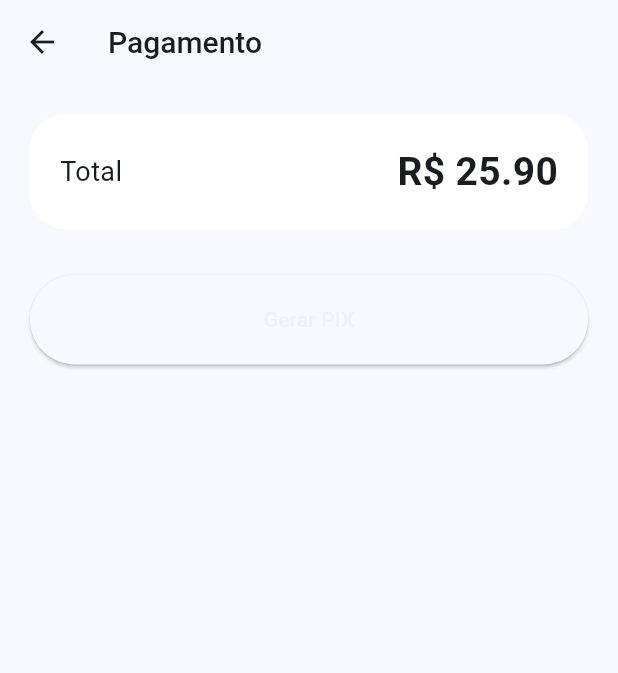
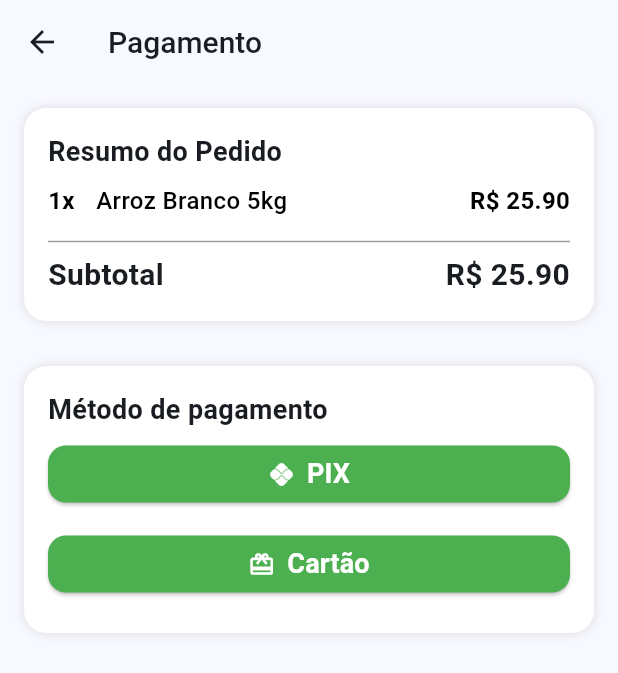
Before and after one commit to delafor/Mercado_zap, a Flutter app: the screen it shows after launch, scrolled down 458 dp, after a tap on "Comprar", on a phone screen of 412 x 824 dp. Shown: the top 673 px of the screen. Run offline on Flutter 3.47's test engine with Material 3 defaults, Android fonts, the phone set to English and light mode, and no system bars; our stand-ins replace firebase_core, hive, hive_flutter, pretty_qr_code, supabase_flutter; accounts and stored records are empty.

Commit message:
feat - ajuester nas paginas e implementação de logica de checkout com carinho e compra

```diff
--- a/mercado_zap/lib/Payments/checkout_payment_page.dart
+++ b/mercado_zap/lib/Payments/checkout_payment_page.dart
@@ -1,4 +1,8 @@
 import 'package:flutter/material.dart';
+import 'package:mercado_zap/models/cart_item.dart';
+import 'package:mercado_zap/providers/cart_provider.dart';
+import 'package:mercado_zap/providers/product_provider.dart';
+import 'package:mercado_zap/widgets/choose_payment.dart';
 import 'package:provider/provider.dart';
 
 import '../providers/payment_provider.dart';
@@ -6,75 +10,144 @@
 
 class CheckoutPaymentPage extends StatelessWidget {
   final double total;
+  final List<CartItem>? produtos;
 
-  const CheckoutPaymentPage({
-    super.key,
-    required this.total,
-  });
+  const CheckoutPaymentPage({super.key, this.produtos, required this.total});
 
   @override
   Widget build(BuildContext context) {
-    final provider = context.watch<PaymentProvider>();
-
+    final cartProvider = context.watch<CartProvider>();
+    final paymentProvider = context.watch<PaymentProvider>();
+    final itens = produtos ?? cartProvider.itens;
+    print(cartProvider.itens.length);
     return Scaffold(
-      appBar: AppBar(
-        title: const Text('Pagamento'),
-      ),
+      appBar: AppBar(title: const Text('Pagamento')),
       body: Padding(
-        padding: const EdgeInsets.all(20),
+        padding: const EdgeInsets.all(16),
         child: Column(
           children: [
+            // CONTAINER DOS PRODUTOS
             Container(
-              padding: const EdgeInsets.all(20),
+              padding: const EdgeInsets.all(16),
+
+              constraints: const BoxConstraints(maxHeight: 200),
+
               decoration: BoxDecoration(
                 color: Colors.white,
-                borderRadius: BorderRadius.circular(24),
+                borderRadius: BorderRadius.circular(15),
+                boxShadow: [BoxShadow(color: Colors.black12, blurRadius: 5)],
               ),
-              child: Row(
-                mainAxisAlignment:
-                    MainAxisAlignment.spaceBetween,
+
+              child: SingleChildScrollView(
+                child:
+                    itens.isEmpty
+                        ? const Center(
+                          child: Text(
+                            'Carrinho vazio',
+                            style: TextStyle(color: Colors.black, fontSize: 18),
+                          ),
+                        )
+                        : Column(
+                          crossAxisAlignment: CrossAxisAlignment.start,
                           children: [
                             const Text(
-                    'Total',
-                    style: TextStyle(fontSize: 18),
+                              "Resumo do Pedido",
+                              style: TextStyle(
+                                fontSize: 18,
+                                fontWeight: FontWeight.bold,
                               ),
+                            ),
+                            ...itens.map((produto) {
+                              return InfoRow(
+                                quantidade: "${produto.quantity}x",
+                                text: " ${produto.name}",
+                                valor:
+                                    "R\$ ${(produto.price * produto.quantity).toStringAsFixed(2)}",
+                              );
+                            }).toList(),
+                            Divider(thickness: 1, color: Colors.grey),
+
+                            Row(
+                              children: [
+                                Expanded(
+                                  child: Text(
+                                    "Subtotal",
+                                    style: TextStyle(
+                                      fontSize: 20,
+                                      fontWeight: FontWeight.bold,
+                                    ),
+                                  ),
+                                ),
+
                                 Text(
-                    'R\$ ${total.toStringAsFixed(2)}',
-                    style: const TextStyle(
-                      fontSize: 26,
+                                  " R\$ ${total.toStringAsFixed(2)}",
+                                  style: TextStyle(
+                                    fontSize: 20,
                                     fontWeight: FontWeight.bold,
                                   ),
                                 ),
                               ],
                             ),
+                          ],
+                        ),
+              ),
             ),
 
             const SizedBox(height: 30),
 
-            SizedBox(
-              width: double.infinity,
-              height: 60,
-              child: ElevatedButton(
-                onPressed: provider.loading
-                    ? null
-                    : () async {
-                        await provider.createPayment(
-                          amount: total,
-                        );
+            // CONTAINER PAGAMENTO
+            Container(
+              padding: const EdgeInsets.all(16),
+
+              decoration: BoxDecoration(
+                color: Colors.white,
+                borderRadius: BorderRadius.circular(15),
+                boxShadow: [BoxShadow(color: Colors.black12, blurRadius: 5)],
+              ),
+
+              child: Column(
+                crossAxisAlignment: CrossAxisAlignment.start,
+
+                children: [
+                  Text(
+                    'Método de pagamento',
+                    style: const TextStyle(
+                      fontSize: 18,
+                      fontWeight: FontWeight.bold,
+                    ),
+                  ),
+
+                  const SizedBox(height: 10),
+
+                  ChoosePayment(
+                    text: "PIX",
+                    icon: Icons.pix,
+                    cor: Colors.green,
+
+                    onPressed: () async {
+                      await paymentProvider.createPayment(amount: total);
 
                       if (!context.mounted) return;
 
                       Navigator.push(
                         context,
                         MaterialPageRoute(
-                            builder: (_) =>
-                                const PixPaymentPage(),
+                          builder: (_) => const PixPaymentPage(),
                         ),
                       );
                     },
-                child: provider.loading
-                    ? const CircularProgressIndicator()
-                    : const Text('Gerar PIX'),
+                  ),
+
+                  const SizedBox(height: 10),
+
+                  ChoosePayment(
+                    text: "Cartão",
+                    icon: Icons.card_giftcard,
+                    cor: Colors.green,
+
+                    onPressed: () async {},
+                  ),
+                ],
               ),
             ),
           ],
@@ -83,3 +156,66 @@
     );
   }
 }
+
+class InfoRow extends StatelessWidget {
+  final String text;
+  final String quantidade;
+  final String valor;
+
+  const InfoRow({
+    super.key,
+    required this.quantidade,
+    required this.text,
+    required this.valor,
+  });
+
+  @override
+  Widget build(BuildContext context) {
+    return Padding(
+      padding: const EdgeInsets.symmetric(vertical: 8),
+
+      child: Row(
+        mainAxisAlignment: MainAxisAlignment.spaceBetween,
+
+        children: [
+          Expanded(
+            child: Row(
+              children: [
+                Text(
+                  quantidade,
+
+                  style: const TextStyle(
+                    fontSize: 16,
+                    fontWeight: FontWeight.w600,
+                    color: Colors.black,
+                  ),
+                ),
+                SizedBox(width: 10),
+                Text(
+                  text,
+
+                  style: const TextStyle(
+                    fontSize: 16,
+                    fontWeight: FontWeight.w500,
+                    color: Colors.black,
+                  ),
+                ),
+              ],
+            ),
+          ),
+
+          // TITULO
+          Text(
+            valor,
+
+            style: const TextStyle(
+              fontSize: 16,
+              fontWeight: FontWeight.w600,
+              color: Colors.black,
+            ),
+          ),
+        ],
+      ),
+    );
+  }
+}
--- a/mercado_zap/lib/main.dart
+++ b/mercado_zap/lib/main.dart
@@ -22,9 +22,11 @@
   await Hive.openBox('appBox');
 
   await Hive.openBox<Address>('addresses');
-  await Hive.box('appBox').clear(); // ← limpa TUDO do appBox
+  // await Hive.box('appBox').clear(); // ← limpa TUDO do appBox
   await SeedDatabase.seed();
+  final cartProvider = CartProvider();
 
+  await cartProvider.carregarCarrinho();
   runApp(
     MultiProvider(
       providers: [
--- a/mercado_zap/lib/pages/cart_page.dart
+++ b/mercado_zap/lib/pages/cart_page.dart
@@ -1,5 +1,6 @@
 import 'package:flutter/material.dart';
 import 'package:flutter/widgets.dart';
+import 'package:mercado_zap/Payments/checkout_payment_page.dart';
 import 'package:mercado_zap/providers/cart_provider.dart';
 import 'package:provider/provider.dart';
 
@@ -29,16 +30,30 @@
                   // busca o item da posição atual da lista
                   final item = cart.itens[index];
 
-                return ListTile(
+                  return Card(
+                    margin: const EdgeInsets.symmetric(
+                      horizontal: 12,
+                      vertical: 6,
+
                       // exibe o nome do produto
-                  title: Text(item.name),
+                    ),
 
-                  // exibe a quantidade atual desse item no carrinho
-                  subtitle: Text('Qtd: ${item.quantity}'),
-
-                  // multiplica preço × quantidade para mostrar o subtotal do item
-                  trailing: Text(
+                    child: Padding(
+                      padding: const EdgeInsets.all(12),
+                      child: Column(
+                        children: [
+                          Text(
+                            item.name,
+                            style: const TextStyle(
+                              fontWeight: FontWeight.bold,
+                              fontSize: 16,
+                            ),
+                          ),
+                          Text(
                             'R\$ ${(item.price * item.quantity).toStringAsFixed(2)}',
+                          ),
+                        ],
+                      ),
                     ),
                   );
                 },
@@ -46,11 +61,31 @@
 
       bottomNavigationBar: Padding(
         padding: EdgeInsets.all(16),
-        child: Text(
-          // cart.total é um getter do CartProvider que soma tudo automaticamente:
-          // _itens.fold(0, (soma, item) => soma + (item.price * item.quantity))
-          'Total: R\$ ${cart.total.toStringAsFixed(2)}',
-          style: TextStyle(fontSize: 18, fontWeight: FontWeight.bold),
+
+        child: SizedBox(
+          width: double.infinity,
+          height: 50,
+
+          child: ElevatedButton(
+            onPressed: () {
+              Navigator.push(
+                context,
+                MaterialPageRoute(
+                  builder: (_) => CheckoutPaymentPage(total: cart.total),
+                ),
+              );
+            },
+
+            style: ElevatedButton.styleFrom(
+              backgroundColor: Colors.green,
+              foregroundColor: Colors.white,
+            ),
+
+            child: const Text(
+              'Finalizar Compra',
+              style: TextStyle(fontSize: 16),
+            ),
+          ),
         ),
       ),
     );
--- a/mercado_zap/lib/pages/home_page.dart
+++ b/mercado_zap/lib/pages/home_page.dart
@@ -386,27 +386,19 @@
                                         builder:
                                             (_) => CheckoutPaymentPage(
                                               total: product.price,
+                                              produtos: [
+                                                CartItem(
+                                                  productId: product.id,
+                                                  name: product.name,
+                                                  price: product.price,
+                                                  quantity: 1, id: '',
+                                                ),
+                                              ],
                                             ),
                                       ),
                                     );
                                   },
 
-                                  // onPressed: () {
-                                  // final cartItem = CartItem.fromProduct(
-                                  //   product,
-                                  // )
-                                  // context.read<CartProvider>().adicionarItem(
-                                  //   cartItem,
-                                  // );
-
-                                  // Navigator.push(
-                                  //   context,
-                                  //   MaterialPageRoute(
-                                  //     builder: (context) => CheckoutPage(),
-                                  //   ),
-                                  // );
-
-                                  //  },
                                   style: ElevatedButton.styleFrom(
                                     backgroundColor: colors.secondary,
 
--- a/mercado_zap/lib/providers/payment_provider.dart
+++ b/mercado_zap/lib/providers/payment_provider.dart
@@ -52,35 +52,35 @@
   }
 
   // gerar qr code
+  // void startChecking() {
+  //   timer = Timer.periodic(const Duration(seconds: 5), (_) async {
+  //     try {
+  //       final response = await service.checkPayment(paymentId);
+
+  //       print(response);
+
+  //       if (response['data']['status'] == 'PAID') {
+  //         approved = true;
+
+  //         timer?.cancel();
+
+  //         notifyListeners();
+  //       }
+  //     } catch (e) {
+  //       print(e);
+  //     }
+  //   });
+  // }
+  //gerar qrcode manual com aprovacao automatica
   void startChecking() {
-    timer = Timer.periodic(const Duration(seconds: 5), (_) async {
-      try {
-        final response = await service.checkPayment(paymentId);
+    timer?.cancel();
 
-        print(response);
+    timer = Timer(const Duration(seconds: 10), () {
+      approved = true;
 
-        if (response['data']['status'] == 'PAID') {
-          approved = true;
-
-          timer?.cancel();
-
-          notifyListeners();
-        }
-      } catch (e) {
-        print(e);
-      }
+      notifyListeners();
     });
   }
-  //gerar qrcode manual com aprovacao automatica
-  // void startChecking() {
-  //   timer?.cancel();
-
-  //   timer = Timer(const Duration(seconds: 10), () {
-  //     approved = true;
-
-  //     notifyListeners();
-  //   });
-  // }
 
   @override
   void dispose() {
--- /dev/null
+++ b/mercado_zap/lib/widgets/choose_payment.dart
@@ -0,0 +1,50 @@
+import 'package:flutter/material.dart';
+
+class ChoosePayment extends StatelessWidget {
+  final VoidCallback? onPressed;
+  final String text;
+  final IconData? icon;
+  final Color? cor;
+
+  const ChoosePayment({
+    super.key,
+    this.onPressed,
+    required this.text,
+    this.icon,
+    this.cor,
+  });
+
+  @override
+  Widget build(BuildContext context) {
+    final theme = Theme.of(context);
+    final colors = theme.colorScheme;
+
+    return Container(
+      width: double.infinity,
+      margin: const EdgeInsets.only(bottom: 10),
+
+      child: ElevatedButton.icon(
+        style: ElevatedButton.styleFrom(
+          backgroundColor: cor,
+          padding: const EdgeInsets.symmetric(horizontal: 20, vertical: 14),
+          shape: RoundedRectangleBorder(
+            borderRadius: BorderRadius.circular(12),
+          ),
+        ),
+
+        onPressed: onPressed,
+
+        icon: Icon(icon, color: Colors.white),
+
+        label: Text(
+          text,
+          style: const TextStyle(
+            fontSize: 18,
+            color: Colors.white,
+            fontWeight: FontWeight.w600,
+          ),
+        ),
+      ),
+    );
+  }
+}
```
Lines whose indentation alone changed are shown as unchanged.
